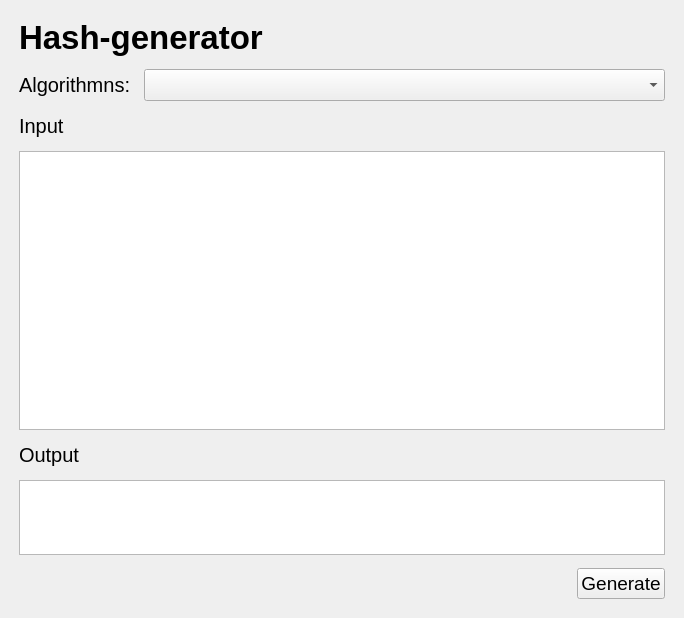
This is src/GUI/mainwindow.ui in Lion1Blue/Hashfunctions as Qt 5 draws it before an edit. The edited form follows.
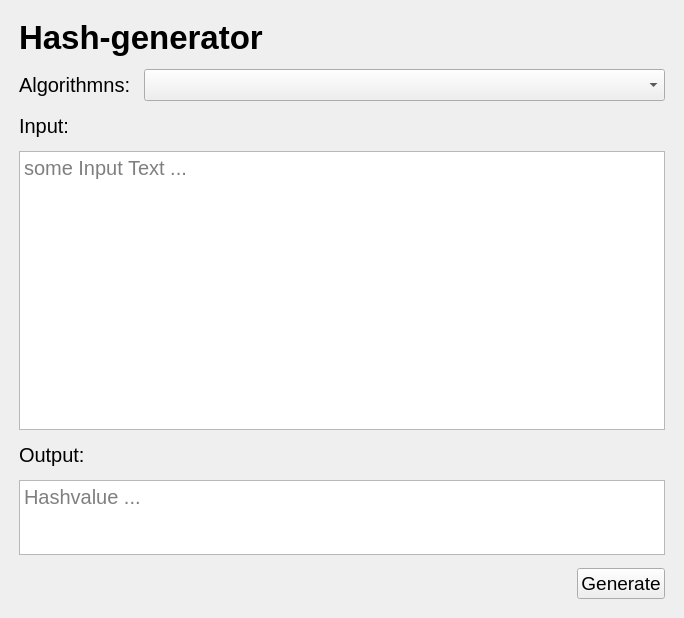
This is the edited form.

What changed in the file:
```diff
--- a/src/GUI/mainwindow.ui
+++ b/src/GUI/mainwindow.ui
@@ -103,7 +103,7 @@
          </font>
         </property>
         <property name="text">
-         <string>Input</string>
+         <string>Input:</string>
         </property>
        </widget>
       </item>
@@ -120,6 +120,9 @@
           <pointsize>15</pointsize>
          </font>
         </property>
+        <property name="placeholderText">
+         <string>some Input Text ...</string>
+        </property>
        </widget>
       </item>
       <item>
@@ -136,7 +139,7 @@
          </font>
         </property>
         <property name="text">
-         <string>Output</string>
+         <string>Output:</string>
         </property>
        </widget>
       </item>
@@ -153,6 +156,9 @@
           <pointsize>15</pointsize>
          </font>
         </property>
+        <property name="placeholderText">
+         <string>Hashvalue ...</string>
+        </property>
        </widget>
       </item>
       <item>
```
